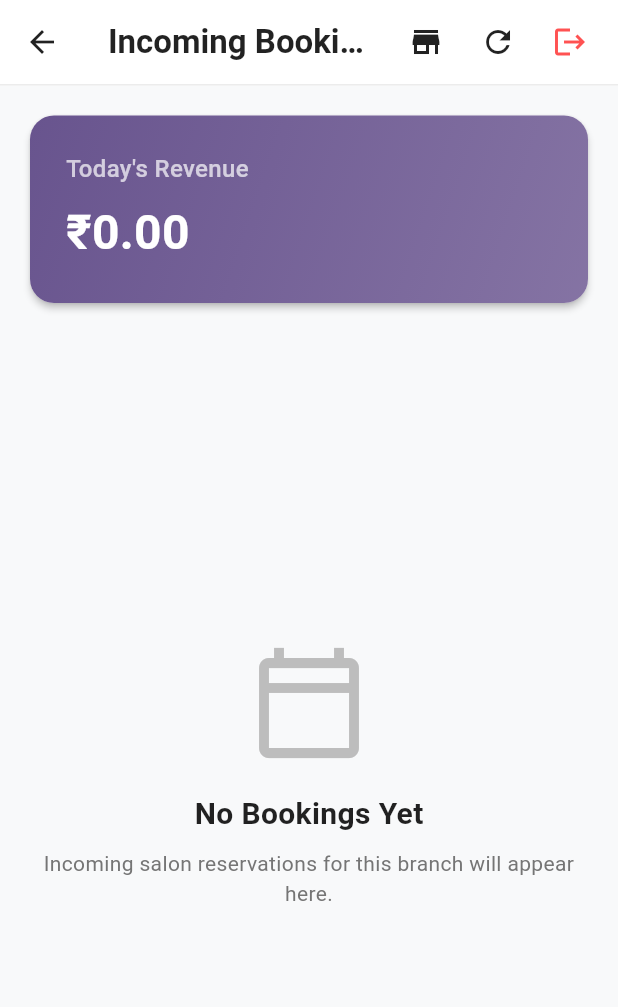
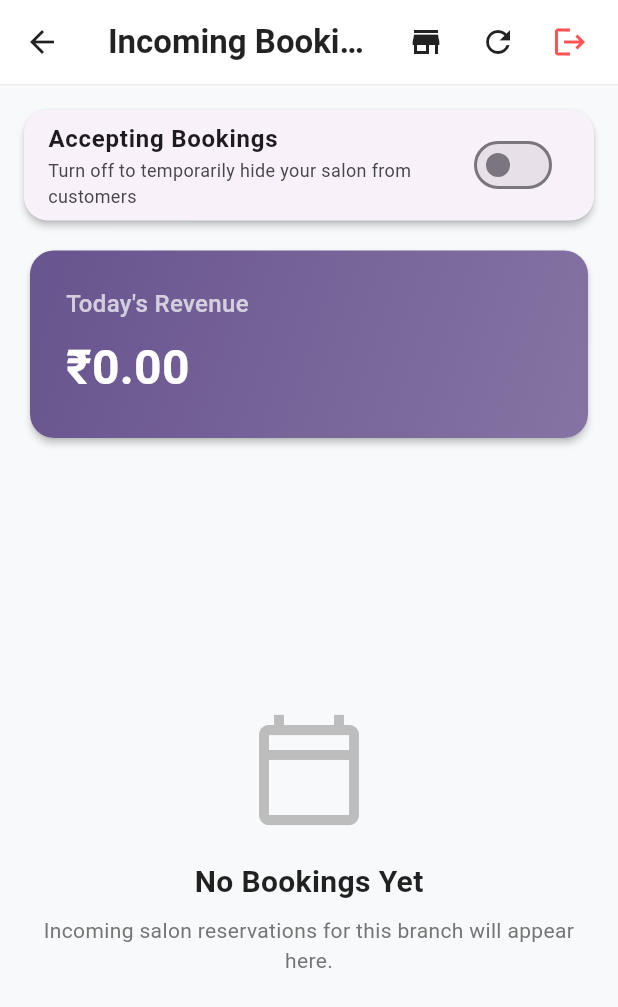
Before and after one commit to n0t-adm1n/parlor_vendor_app, a Flutter app: the VendorDashboardScreen screen opened directly with empty values, on a phone screen of 412 x 824 dp. Shown: the top 1007 px of the screen. Run offline on Flutter 3.47's test engine with Material 3 defaults, Android fonts, the phone set to English and light mode, and no system bars; our stand-ins replace cloud_firestore, firebase_auth, firebase_core, firebase_messaging; accounts and stored records are empty.

Commit message:
feat: add toggle switch to manage salon booking status on dashboard

```diff
--- a/lib/repositories/vendor_repository.dart
+++ b/lib/repositories/vendor_repository.dart
@@ -23,4 +23,8 @@
   Future<void> updateService(String serviceId, Map<String, dynamic> updatedData) async {
     await _firestore.collection('services').doc(serviceId).update(updatedData);
   }
+
+  Future<void> updateBookingStatus(String branchId, bool isActiveStatus) async {
+    await _firestore.collection('branches').doc(branchId).set({'isActive': isActiveStatus}, SetOptions(merge: true));
+  }
 }
--- a/lib/screens/dashboard/vendor_dashboard_screen.dart
+++ b/lib/screens/dashboard/vendor_dashboard_screen.dart
@@ -5,6 +5,7 @@
 import 'package:firebase_auth/firebase_auth.dart';
 import 'package:firebase_messaging/firebase_messaging.dart';
 import 'package:parlor_vendor_app/screens/profile/service_management_screen.dart';
+import 'package:parlor_vendor_app/repositories/vendor_repository.dart';
 
 class VendorDashboardScreen extends StatefulWidget {
   final String branchId;
@@ -17,6 +18,7 @@
 class _VendorDashboardScreenState extends State<VendorDashboardScreen> {
   late Stream<List<Booking>> _bookingsStream;
   final BookingRepository _bookingRepository = BookingRepository();
+  final VendorRepository _vendorRepository = VendorRepository();
 
   @override
   void initState() {
@@ -518,6 +520,30 @@
 
           return Column(
             children: [
+              StreamBuilder<DocumentSnapshot>(
+                stream: FirebaseFirestore.instance.collection('branches').doc(widget.branchId).snapshots(),
+                builder: (context, branchSnapshot) {
+                  if (!branchSnapshot.hasData) return const SizedBox.shrink();
+
+                  final data = branchSnapshot.data!.data() as Map<String, dynamic>?;
+                  final bool isActive = (data?['isActive'] as bool?) ?? true;
+
+                  return Card(
+                    margin: const EdgeInsets.fromLTRB(16, 16, 16, 0),
+                    elevation: 2,
+                    shape: RoundedRectangleBorder(borderRadius: BorderRadius.circular(16)),
+                    child: SwitchListTile(
+                      title: const Text('Accepting Bookings', style: TextStyle(fontWeight: FontWeight.bold)),
+                      subtitle: const Text('Turn off to temporarily hide your salon from customers', style: TextStyle(fontSize: 12)),
+                      value: isActive,
+                      activeColor: theme.colorScheme.primary,
+                      onChanged: (newValue) {
+                        _vendorRepository.updateBookingStatus(widget.branchId, newValue);
+                      },
+                    ),
+                  );
+                },
+              ),
               Container(
                 width: double.infinity,
                 padding: const EdgeInsets.fromLTRB(16, 16, 16, 4),
```
